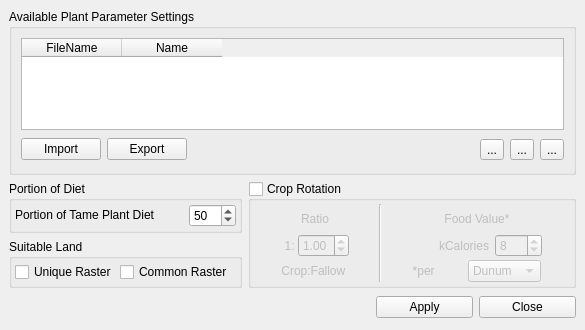
arkygeek/landuseanalyst, file src/ui/lacropparameterbase.ui: the form before one commit.
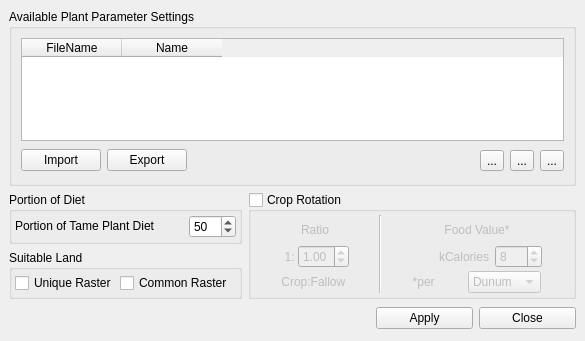
The form after the commit. Icons and pictures are not drawn.

```diff
--- a/src/ui/lacropparameterbase.ui
+++ b/src/ui/lacropparameterbase.ui
@@ -6,7 +6,7 @@
     <x>0</x>
     <y>0</y>
     <width>585</width>
-    <height>330</height>
+    <height>341</height>
    </rect>
   </property>
   <property name="minimumSize" >
@@ -172,9 +172,7 @@
       <item row="0" column="0" >
        <widget class="QLabel" name="labelPortionDiet" >
         <property name="sizePolicy" >
-         <sizepolicy>
-          <hsizetype>1</hsizetype>
-          <vsizetype>4</vsizetype>
+         <sizepolicy vsizetype="Maximum" hsizetype="Minimum" >
           <horstretch>0</horstretch>
           <verstretch>0</verstretch>
          </sizepolicy>
@@ -193,9 +191,7 @@
       <item row="0" column="1" >
        <widget class="QSpinBox" name="spinBoxPercentOfTameCrop" >
         <property name="sizePolicy" >
-         <sizepolicy>
-          <hsizetype>0</hsizetype>
-          <vsizetype>0</vsizetype>
+         <sizepolicy vsizetype="Fixed" hsizetype="Fixed" >
           <horstretch>0</horstretch>
           <verstretch>0</verstretch>
          </sizepolicy>
@@ -220,9 +216,7 @@
    <item row="2" column="0" >
     <widget class="QGroupBox" name="groupBoxSuitableLand" >
      <property name="sizePolicy" >
-      <sizepolicy>
-       <hsizetype>5</hsizetype>
-       <vsizetype>5</vsizetype>
+      <sizepolicy vsizetype="Preferred" hsizetype="Preferred" >
        <horstretch>0</horstretch>
        <verstretch>0</verstretch>
       </sizepolicy>
@@ -246,9 +240,7 @@
       <item row="0" column="1" >
        <widget class="QCheckBox" name="checkBoxCommonRaster" >
         <property name="sizePolicy" >
-         <sizepolicy>
-          <hsizetype>0</hsizetype>
-          <vsizetype>0</vsizetype>
+         <sizepolicy vsizetype="Fixed" hsizetype="Fixed" >
           <horstretch>0</horstretch>
           <verstretch>0</verstretch>
          </sizepolicy>
@@ -264,9 +256,7 @@
       <item row="0" column="0" >
        <widget class="QCheckBox" name="checkBoxUniqueRaster" >
         <property name="sizePolicy" >
-         <sizepolicy>
-          <hsizetype>0</hsizetype>
-          <vsizetype>0</vsizetype>
+         <sizepolicy vsizetype="Fixed" hsizetype="Fixed" >
           <horstretch>0</horstretch>
           <verstretch>0</verstretch>
          </sizepolicy>
@@ -285,9 +275,7 @@
    <item rowspan="2" row="1" column="1" colspan="3" >
     <widget class="QGroupBox" name="groupBoxFallowUse" >
      <property name="sizePolicy" >
-      <sizepolicy>
-       <hsizetype>5</hsizetype>
-       <vsizetype>5</vsizetype>
+      <sizepolicy vsizetype="Preferred" hsizetype="Preferred" >
        <horstretch>0</horstretch>
        <verstretch>0</verstretch>
       </sizepolicy>
@@ -350,9 +338,7 @@
         <item row="0" column="0" colspan="2" >
          <widget class="QLabel" name="labelFallow1" >
           <property name="sizePolicy" >
-           <sizepolicy>
-            <hsizetype>1</hsizetype>
-            <vsizetype>5</vsizetype>
+           <sizepolicy vsizetype="Preferred" hsizetype="Minimum" >
             <horstretch>0</horstretch>
             <verstretch>0</verstretch>
            </sizepolicy>
@@ -389,9 +375,7 @@
       <item row="1" column="0" >
        <widget class="QLabel" name="labelFallow5" >
         <property name="sizePolicy" >
-         <sizepolicy>
-          <hsizetype>0</hsizetype>
-          <vsizetype>5</vsizetype>
+         <sizepolicy vsizetype="Preferred" hsizetype="Fixed" >
           <horstretch>0</horstretch>
           <verstretch>0</verstretch>
          </sizepolicy>
@@ -439,9 +423,7 @@
           <item>
            <widget class="QLabel" name="labelFallow4" >
             <property name="sizePolicy" >
-             <sizepolicy>
-              <hsizetype>1</hsizetype>
-              <vsizetype>5</vsizetype>
+             <sizepolicy vsizetype="Preferred" hsizetype="Minimum" >
               <horstretch>0</horstretch>
               <verstretch>0</verstretch>
              </sizepolicy>
@@ -457,19 +439,17 @@
           <item>
            <widget class="QSpinBox" name="spinBoxFallowFoodValueToGrazers" >
             <property name="sizePolicy" >
-             <sizepolicy>
-              <hsizetype>0</hsizetype>
-              <vsizetype>0</vsizetype>
+             <sizepolicy vsizetype="Fixed" hsizetype="Fixed" >
               <horstretch>0</horstretch>
               <verstretch>0</verstretch>
              </sizepolicy>
             </property>
-            <property name="maximum" >
-             <number>500</number>
-            </property>
             <property name="minimum" >
              <number>1</number>
             </property>
+            <property name="maximum" >
+             <number>500</number>
+            </property>
             <property name="value" >
              <number>8</number>
             </property>
@@ -482,9 +462,7 @@
       <item row="1" column="3" >
        <widget class="QComboBox" name="comboBoxAreaUnits" >
         <property name="sizePolicy" >
-         <sizepolicy>
-          <hsizetype>4</hsizetype>
-          <vsizetype>0</vsizetype>
+         <sizepolicy vsizetype="Fixed" hsizetype="Maximum" >
           <horstretch>0</horstretch>
           <verstretch>0</verstretch>
          </sizepolicy>
@@ -511,9 +489,7 @@
       <item row="1" column="2" >
        <widget class="QLabel" name="labelFallow6" >
         <property name="sizePolicy" >
-         <sizepolicy>
-          <hsizetype>4</hsizetype>
-          <vsizetype>5</vsizetype>
+         <sizepolicy vsizetype="Preferred" hsizetype="Maximum" >
           <horstretch>0</horstretch>
           <verstretch>0</verstretch>
          </sizepolicy>
@@ -551,9 +527,7 @@
    <item row="3" column="3" >
     <widget class="QPushButton" name="pbnClose" >
      <property name="sizePolicy" >
-      <sizepolicy>
-       <hsizetype>5</hsizetype>
-       <vsizetype>0</vsizetype>
+      <sizepolicy vsizetype="Fixed" hsizetype="Preferred" >
        <horstretch>0</horstretch>
        <verstretch>0</verstretch>
       </sizepolicy>
@@ -566,9 +540,7 @@
    <item row="3" column="2" >
     <widget class="QPushButton" name="pbnApply" >
      <property name="sizePolicy" >
-      <sizepolicy>
-       <hsizetype>5</hsizetype>
-       <vsizetype>0</vsizetype>
+      <sizepolicy vsizetype="Fixed" hsizetype="Preferred" >
        <horstretch>0</horstretch>
        <verstretch>0</verstretch>
       </sizepolicy>
```
Left out of the diff: 33 changed lines with no effect on the pictures.
